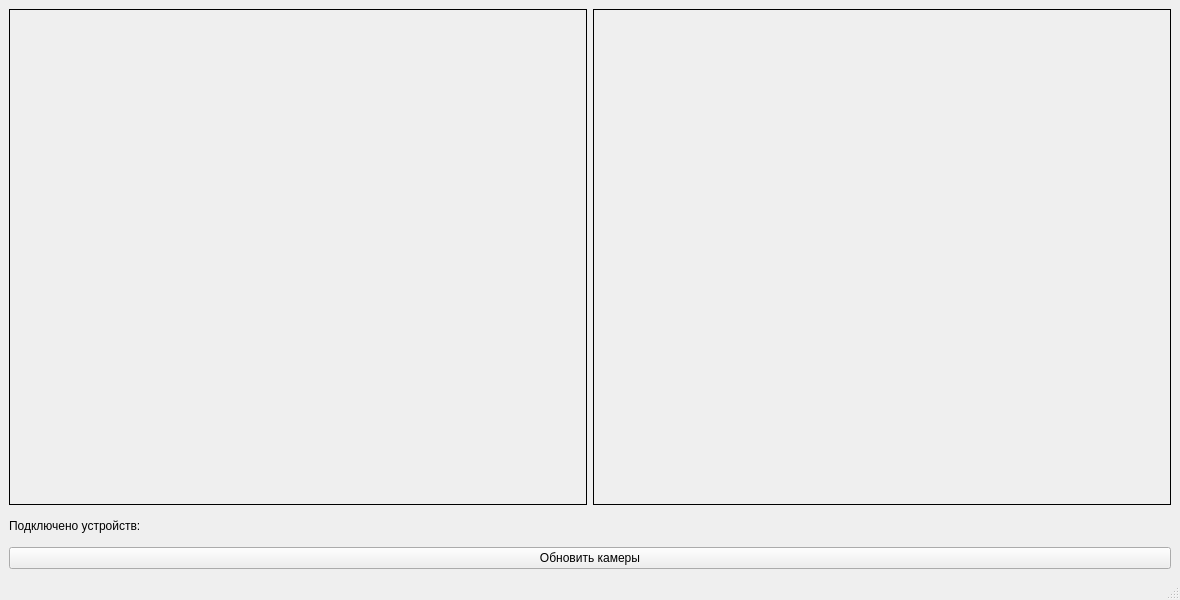
Above: BaslerWindow.ui from Lom-Karatist/BaslerTest before the change. Below: the same form after it.
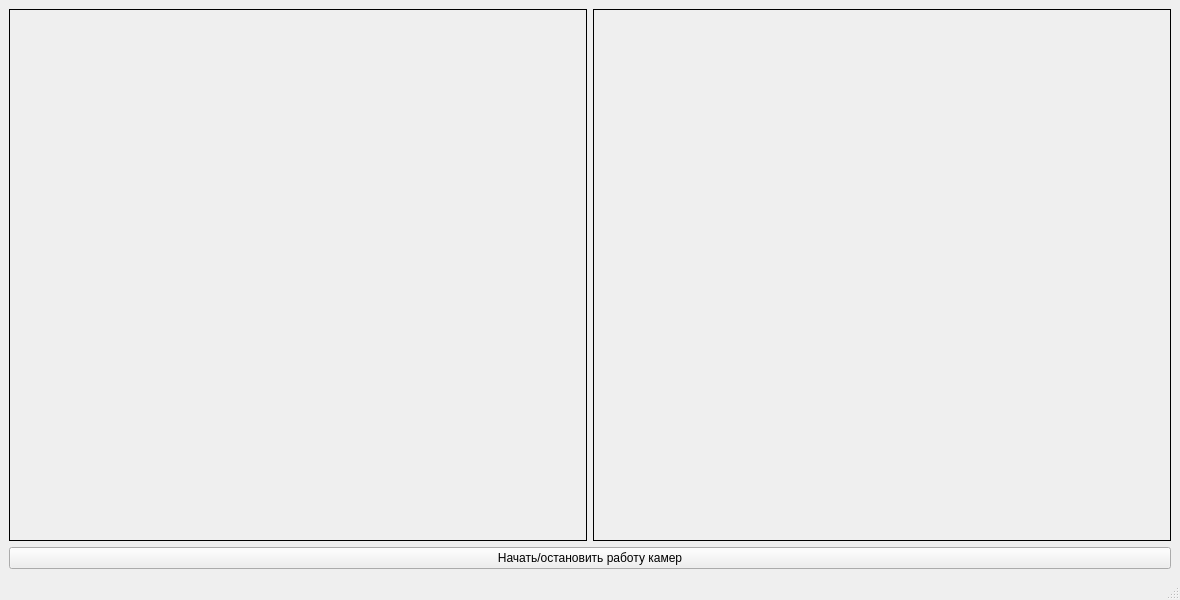
That is the form after the change.

Diff of the .ui file:
```diff
--- a/BaslerWindow.ui
+++ b/BaslerWindow.ui
@@ -64,63 +64,9 @@
      </layout>
     </item>
     <item>
-     <layout class="QHBoxLayout" name="horizontalLayout_2">
-      <item>
-       <widget class="QLabel" name="label_2">
-        <property name="sizePolicy">
-         <sizepolicy hsizetype="Fixed" vsizetype="Fixed">
-          <horstretch>0</horstretch>
-          <verstretch>0</verstretch>
-         </sizepolicy>
-        </property>
-        <property name="minimumSize">
-         <size>
-          <width>0</width>
-          <height>30</height>
-         </size>
-        </property>
-        <property name="maximumSize">
-         <size>
-          <width>200</width>
-          <height>30</height>
-         </size>
-        </property>
-        <property name="text">
-         <string>Подключено устройств:</string>
-        </property>
-       </widget>
-      </item>
-      <item>
-       <widget class="QLabel" name="labelDevicesCount">
-        <property name="sizePolicy">
-         <sizepolicy hsizetype="Preferred" vsizetype="Fixed">
-          <horstretch>0</horstretch>
-          <verstretch>0</verstretch>
-         </sizepolicy>
-        </property>
-        <property name="minimumSize">
-         <size>
-          <width>0</width>
-          <height>30</height>
-         </size>
-        </property>
-        <property name="maximumSize">
-         <size>
-          <width>16777215</width>
-          <height>30</height>
-         </size>
-        </property>
-        <property name="text">
-         <string/>
-        </property>
-       </widget>
-      </item>
-     </layout>
-    </item>
-    <item>
-     <widget class="QPushButton" name="pushButtonUpdate">
+     <widget class="QPushButton" name="pushButtonStartStop">
       <property name="text">
-       <string>Обновить камеры</string>
+       <string>Начать/остановить работу камер</string>
       </property>
      </widget>
     </item>
```
